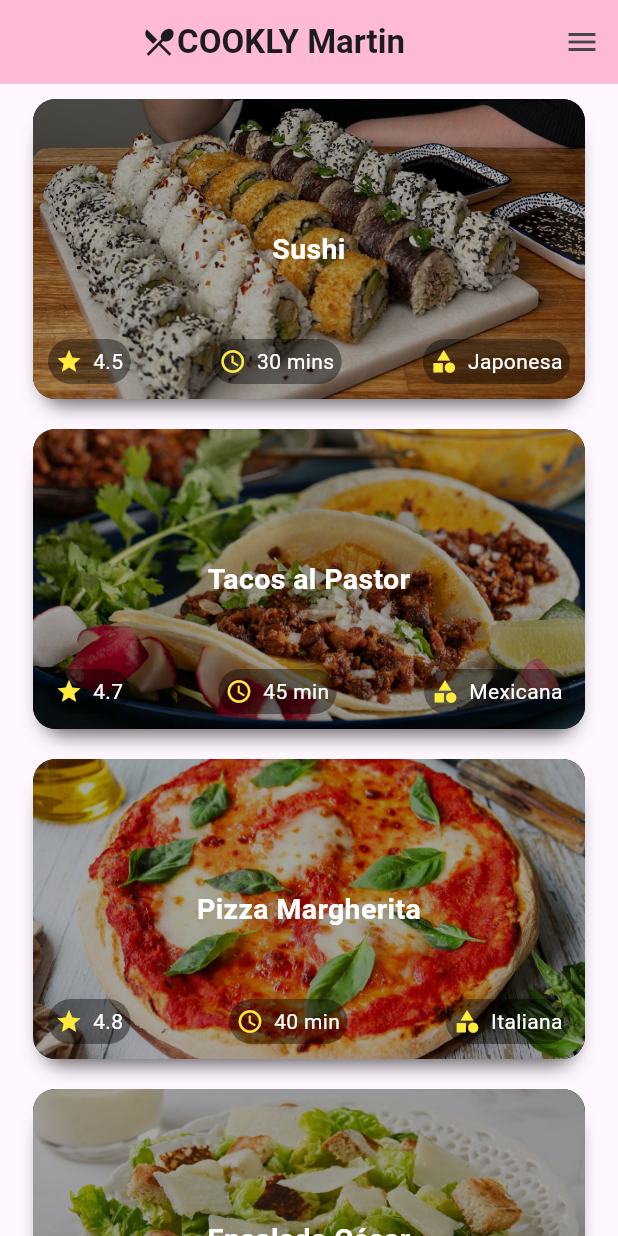
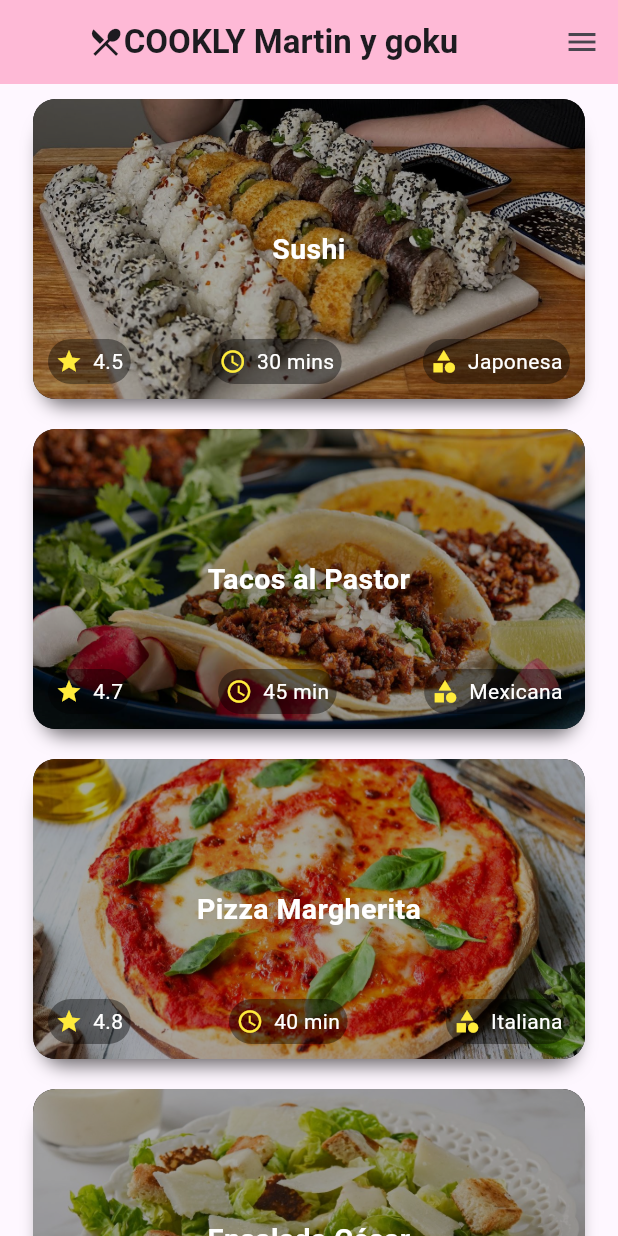
Before and after one commit to Carlit4/proyecto_DAM, a Flutter app: the screen it shows after launch, on a phone screen of 412 x 824 dp. Run offline on Flutter 3.47's test engine with Material 3 defaults, Android fonts, the phone set to English and light mode, and no system bars; our stand-ins replace material_design_icons_flutter.

Commit message:
estoy dentro atte:seba

```diff
--- a/lib/Pages/home_page.dart
+++ b/lib/Pages/home_page.dart
@@ -26,7 +26,7 @@ class _HomePageState extends State<HomePage> {
           mainAxisAlignment: MainAxisAlignment.center,
           children: [
             Icon(Icons.restaurant_menu),
-            Text('COOKLY Martin',
+            Text('COOKLY Martin y goku',
                 style: TextStyle(fontWeight: FontWeight.bold)),
           ],
         ),
```
